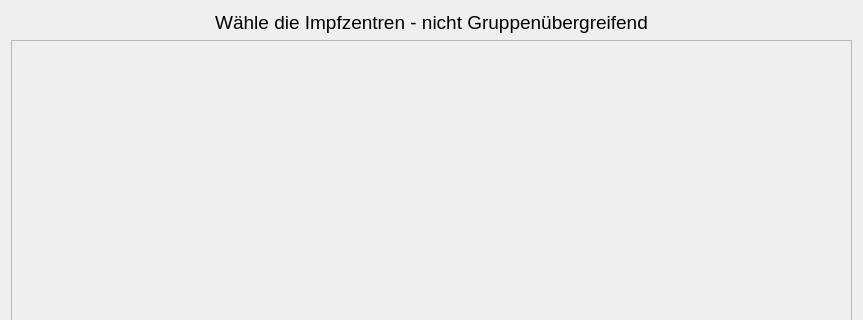
Before: the Qt Designer form tools/gui/impfzentren.ui in timreibe/vaccipy, drawn with Qt 5; both pictures show x 0 to 863 and y 0 to 320 of the 863 by 608 pixel window.
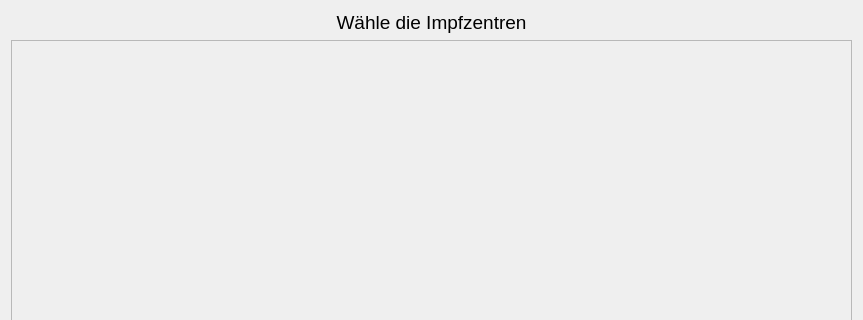
After: the same form once the commit is applied.

Commit message:
feat(GUI): Mehrere Codes in GUI (#412)
* Update .gitignore

Added venv

* Alow multiple use in gui, json support

* changed labels and tooltips

Es wurden ein paar Tooltips hinzugefügt und einige Labels geändert.

* Update .gitignore

* Alow multiple use in gui, json support

changed labels and tooltips

Es wurden ein paar Tooltips hinzugefügt und einige Labels geändert.

Update .gitignore

* Fehlermeldung und kleine Bugfixes

* rename variable

* fixed findChildren

* handling empty codes

The edit to the form file:
```diff
--- a/tools/gui/impfzentren.ui
+++ b/tools/gui/impfzentren.ui
@@ -37,7 +37,7 @@
         </font>
        </property>
        <property name="text">
-        <string>Wähle die Impfzentren - nicht Gruppenübergreifend</string>
+        <string>Wähle die Impfzentren</string>
        </property>
        <property name="alignment">
         <set>Qt::AlignCenter</set>
```
The commit also changes 3 other files.
